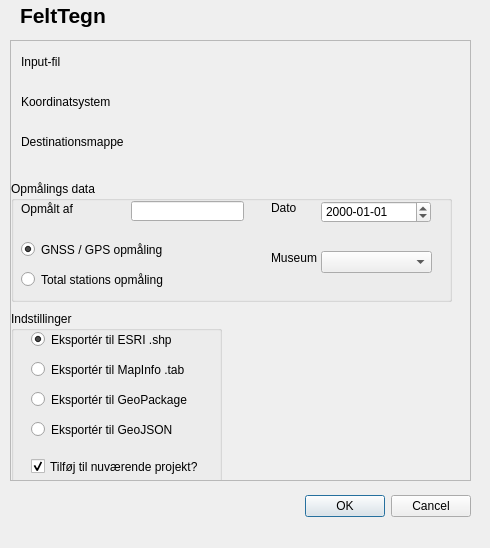
First picture: the form in felt_tegn/felt_tegn_dialog_base.ui, repository archaeodav/felttegn, before the edit.
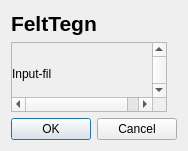
Second picture: the form after the edit. Custom widgets are drawn as their Qt base class.

```diff
--- a/felt_tegn/felt_tegn_dialog_base.ui
+++ b/felt_tegn/felt_tegn_dialog_base.ui
@@ -6,38 +6,16 @@
    <rect>
     <x>0</x>
     <y>0</y>
-    <width>490</width>
-    <height>548</height>
+    <width>174</width>
+    <height>149</height>
    </rect>
   </property>
   <property name="windowTitle">
    <string>FeltTegn</string>
   </property>
-  <widget class="QDialogButtonBox" name="button_box">
-   <property name="geometry">
-    <rect>
-     <x>130</x>
-     <y>490</y>
-     <width>341</width>
-     <height>32</height>
-    </rect>
-   </property>
-   <property name="orientation">
-    <enum>Qt::Horizontal</enum>
-   </property>
-   <property name="standardButtons">
-    <set>QDialogButtonBox::Cancel|QDialogButtonBox::Ok</set>
-   </property>
-  </widget>
+  <layout class="QVBoxLayout" name="verticalLayout_2">
+   <item>
   <widget class="QLabel" name="label_4">
-   <property name="geometry">
-    <rect>
-     <x>20</x>
-     <y>0</y>
-     <width>211</width>
-     <height>31</height>
-    </rect>
-   </property>
    <property name="font">
     <font>
      <pointsize>16</pointsize>
@@ -49,14 +27,23 @@
     <string>FeltTegn</string>
    </property>
   </widget>
+   </item>
+   <item>
   <widget class="QScrollArea" name="scrollArea">
-   <property name="geometry">
-    <rect>
-     <x>10</x>
-     <y>40</y>
-     <width>461</width>
-     <height>441</height>
-    </rect>
+     <property name="maximumSize">
+      <size>
+       <width>156</width>
+       <height>71</height>
+      </size>
+     </property>
+     <property name="verticalScrollBarPolicy">
+      <enum>Qt::ScrollBarAsNeeded</enum>
+     </property>
+     <property name="horizontalScrollBarPolicy">
+      <enum>Qt::ScrollBarAsNeeded</enum>
+     </property>
+     <property name="sizeAdjustPolicy">
+      <enum>QAbstractScrollArea::AdjustToContents</enum>
    </property>
    <property name="widgetResizable">
     <bool>true</bool>
@@ -66,19 +53,61 @@
      <rect>
       <x>0</x>
       <y>0</y>
-      <width>459</width>
-      <height>439</height>
-     </rect>
-    </property>
+        <width>154</width>
+        <height>69</height>
+       </rect>
+      </property>
+      <property name="minimumSize">
+       <size>
+        <width>154</width>
+        <height>69</height>
+       </size>
+      </property>
+      <property name="layoutDirection">
+       <enum>Qt::LeftToRight</enum>
+      </property>
+      <widget class="QWidget" name="">
+       <property name="geometry">
+        <rect>
+         <x>0</x>
+         <y>10</y>
+         <width>172</width>
+         <height>290</height>
+        </rect>
+       </property>
+       <layout class="QVBoxLayout" name="verticalLayout">
+        <item>
+         <widget class="QgsFileWidget" name="inputTextFile"/>
+        </item>
+        <item>
+         <widget class="QLabel" name="label">
+          <property name="text">
+           <string>Input-fil</string>
+          </property>
+         </widget>
+        </item>
+        <item>
+         <widget class="QgsProjectionSelectionWidget" name="mQgsProjectionSelectionWidget"/>
+        </item>
+        <item>
+         <widget class="QLabel" name="label_2">
+          <property name="text">
+           <string>Koordinatsystem</string>
+          </property>
+         </widget>
+        </item>
+        <item>
+         <widget class="QLabel" name="label_3">
+          <property name="text">
+           <string>Destinationsmappe</string>
+          </property>
+         </widget>
+        </item>
+        <item>
+         <widget class="QgsFileWidget" name="outputTargetDir"/>
+        </item>
+        <item>
     <widget class="QGroupBox" name="groupBox_2">
-     <property name="geometry">
-      <rect>
-       <x>0</x>
-       <y>140</y>
-       <width>441</width>
-       <height>121</height>
-      </rect>
-     </property>
      <property name="title">
       <string>Opmålings data</string>
      </property>
@@ -184,72 +213,9 @@
       </property>
      </widget>
     </widget>
-    <widget class="QGroupBox" name="groupBox">
-     <property name="geometry">
-      <rect>
-       <x>0</x>
-       <y>270</y>
-       <width>211</width>
-       <height>231</height>
-      </rect>
-     </property>
-     <property name="title">
-      <string>Indstillinger</string>
-     </property>
-     <widget class="QCheckBox" name="chk_kote">
-      <property name="geometry">
-       <rect>
-        <x>20</x>
-        <y>180</y>
-        <width>371</width>
-        <height>16</height>
-       </rect>
-      </property>
-      <property name="text">
-       <string>Opret kotefil med alle punkter?</string>
-      </property>
-      <property name="checked">
-       <bool>true</bool>
-      </property>
-     </widget>
-     <widget class="QRadioButton" name="radioButton_gp">
-      <property name="geometry">
-       <rect>
-        <x>20</x>
-        <y>80</y>
-        <width>271</width>
-        <height>17</height>
-       </rect>
-      </property>
-      <property name="text">
-       <string>Eksportér til GeoPackage</string>
-      </property>
-     </widget>
-     <widget class="QCheckBox" name="chk_addfiles">
-      <property name="geometry">
-       <rect>
-        <x>20</x>
-        <y>140</y>
-        <width>371</width>
-        <height>31</height>
-       </rect>
-      </property>
-      <property name="text">
-       <string>Tilføj til nuværende projekt?</string>
-      </property>
-      <property name="checked">
-       <bool>true</bool>
-      </property>
-     </widget>
+        </item>
+        <item>
      <widget class="QRadioButton" name="radioButton_shp">
-      <property name="geometry">
-       <rect>
-        <x>20</x>
-        <y>20</y>
-        <width>231</width>
-        <height>17</height>
-       </rect>
-      </property>
       <property name="text">
        <string>Eksportér til ESRI .shp</string>
       </property>
@@ -260,104 +226,64 @@
        <bool>true</bool>
       </property>
      </widget>
+        </item>
+        <item>
      <widget class="QRadioButton" name="radioButton_tab">
-      <property name="geometry">
-       <rect>
-        <x>20</x>
-        <y>50</y>
-        <width>251</width>
-        <height>17</height>
-       </rect>
-      </property>
       <property name="text">
        <string>Eksportér til MapInfo .tab</string>
       </property>
      </widget>
+        </item>
+        <item>
+         <widget class="QRadioButton" name="radioButton_gp">
+          <property name="text">
+           <string>Eksportér til GeoPackage</string>
+          </property>
+         </widget>
+        </item>
+        <item>
      <widget class="QRadioButton" name="radioButton_gjson">
-      <property name="geometry">
-       <rect>
-        <x>20</x>
-        <y>110</y>
-        <width>251</width>
-        <height>17</height>
-       </rect>
-      </property>
       <property name="text">
        <string>Eksportér til GeoJSON</string>
       </property>
      </widget>
-    </widget>
-    <widget class="QLabel" name="label_3">
-     <property name="geometry">
-      <rect>
-       <x>10</x>
-       <y>90</y>
-       <width>161</width>
-       <height>21</height>
-      </rect>
-     </property>
+        </item>
+        <item>
+         <widget class="QCheckBox" name="chk_addfiles">
      <property name="text">
-      <string>Destinationsmappe</string>
-     </property>
-    </widget>
-    <widget class="QgsFileWidget" name="inputTextFile">
-     <property name="geometry">
-      <rect>
-       <x>170</x>
-       <y>10</y>
-       <width>271</width>
-       <height>21</height>
-      </rect>
-     </property>
-    </widget>
-    <widget class="QgsProjectionSelectionWidget" name="mQgsProjectionSelectionWidget">
-     <property name="geometry">
-      <rect>
-       <x>170</x>
-       <y>50</y>
-       <width>271</width>
-       <height>21</height>
-      </rect>
-     </property>
-    </widget>
-    <widget class="QgsFileWidget" name="outputTargetDir">
-     <property name="geometry">
-      <rect>
-       <x>170</x>
-       <y>90</y>
-       <width>271</width>
-       <height>20</height>
-      </rect>
-     </property>
-    </widget>
-    <widget class="QLabel" name="label">
-     <property name="geometry">
-      <rect>
-       <x>10</x>
-       <y>10</y>
-       <width>151</width>
-       <height>21</height>
-      </rect>
-     </property>
-     <property name="text">
-      <string>Input-fil</string>
-     </property>
-    </widget>
-    <widget class="QLabel" name="label_2">
-     <property name="geometry">
-      <rect>
-       <x>10</x>
-       <y>50</y>
-       <width>161</width>
-       <height>21</height>
-      </rect>
+           <string>Tilføj til nuværende projekt?</string>
+          </property>
+          <property name="checked">
+           <bool>true</bool>
+          </property>
+         </widget>
+        </item>
+        <item>
+         <widget class="QCheckBox" name="chk_kote">
+          <property name="text">
+           <string>Opret kotefil med alle punkter?</string>
+          </property>
+          <property name="checked">
+           <bool>true</bool>
+          </property>
+         </widget>
+        </item>
+       </layout>
+      </widget>
+     </widget>
+    </widget>
+   </item>
+   <item>
+    <widget class="QDialogButtonBox" name="button_box">
+     <property name="orientation">
+      <enum>Qt::Horizontal</enum>
      </property>
-     <property name="text">
-      <string>Koordinatsystem</string>
+     <property name="standardButtons">
+      <set>QDialogButtonBox::Cancel|QDialogButtonBox::Ok</set>
      </property>
     </widget>
-   </widget>
-  </widget>
+   </item>
+  </layout>
  </widget>
  <customwidgets>
   <customwidget>
```
Lines whose indentation alone changed are shown as unchanged.
